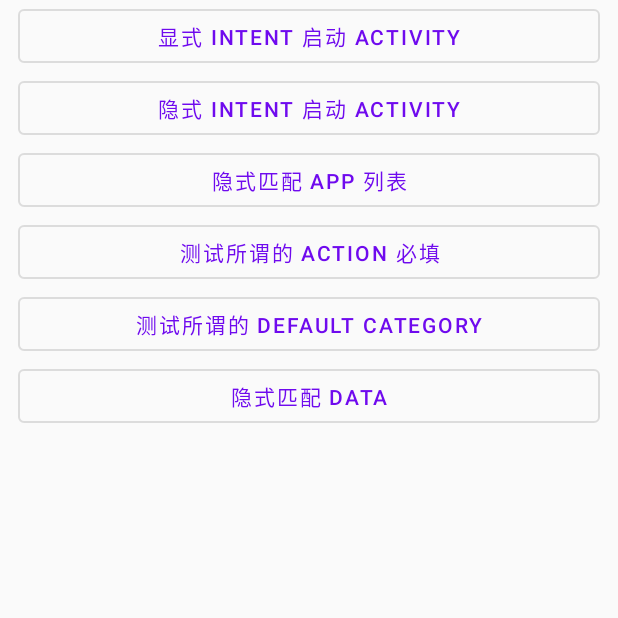
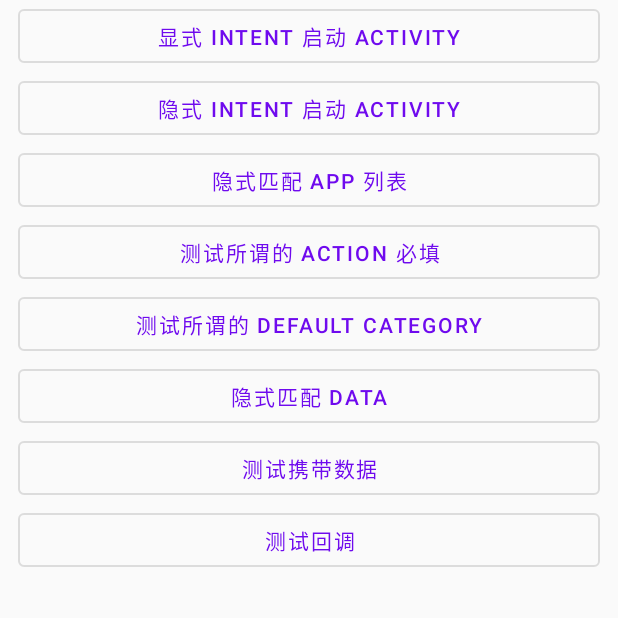
Before and after one commit to KunMinX/Relearn-Android, an Android app: the IntentTestActivity screen opened directly, with no data from a screen before it, after a tap on "显式 INTENT 启动 ACTIVITY", on a phone screen of 412 x 824 dp, the top half of it. Run offline under Robolectric (Android 15) with nearby library versions, the phone set to English and light mode, and no system bars.

Commit message:
补充intent 的测试案例

```diff
--- a/app/src/main/AndroidManifest.xml
+++ b/app/src/main/AndroidManifest.xml
@@ -28,6 +28,8 @@
 
                 <category android:name="com.kunminx.category.two" />
                 <category android:name="android.intent.category.DEFAULT" />
+
+                <data android:scheme="https" />
             </intent-filter>
 
         </activity>
--- a/app/src/main/java/com/kunminx/basicfacttesting/test02_intent_test/IntentTestActivity.java
+++ b/app/src/main/java/com/kunminx/basicfacttesting/test02_intent_test/IntentTestActivity.java
@@ -6,9 +6,14 @@ import android.os.Bundle;
 import android.view.View;
 import android.widget.Button;
 
+import androidx.annotation.Nullable;
 import androidx.appcompat.app.AppCompatActivity;
 
 import com.kunminx.basicfacttesting.R;
+import com.kunminx.basicfacttesting.TestMainActivity;
+
+import static android.content.Intent.FLAG_ACTIVITY_CLEAR_TOP;
+import static android.content.Intent.FLAG_ACTIVITY_NEW_TASK;
 
 
 /**
@@ -16,7 +21,17 @@ import com.kunminx.basicfacttesting.R;
  */
 public class IntentTestActivity extends AppCompatActivity {
 
-    private Button mBtnTestImAty, mBtnTestList, mBtnTestExAty, mBtnTestData, mBtnTestCategory, mBtnTestAction;
+    private Button
+            mBtnTestImAty,//隐式启动
+            mBtnTestExAty,//显式启动
+            mBtnTestList,//隐式启动，弹出匹配的组件列表
+            mBtnTestAction,//测试 ACTION 匹配
+            mBtnTestCategory,//测试 Category 匹配
+            mBtnTestData,//测试 Data 匹配
+            mBtnTestInit,//测试携带数据
+            mBtnTestCallback;//测试回调
+
+    private static final int REQUEST_CODE = 1;
 
 
     @Override
@@ -31,10 +46,14 @@ public class IntentTestActivity extends AppCompatActivity {
         mBtnTestCategory = (Button) findViewById(R.id.btn_implicitly_category);
         mBtnTestData = (Button) findViewById(R.id.btn_implicitly_data);
 
+        mBtnTestInit = (Button) findViewById(R.id.btn_for_init_data);
+        mBtnTestCallback = (Button) findViewById(R.id.btn_for_callback);
+
         mBtnTestExAty.setOnClickListener(new View.OnClickListener() {
             @Override
             public void onClick(View v) {
-                startActivity(new Intent(IntentTestActivity.this, IntentTestTwoActivity.class));
+                Intent intent = new Intent(IntentTestActivity.this, IntentTestTwoActivity.class);
+                startActivity(intent);
             }
         });
 
@@ -54,12 +73,11 @@ public class IntentTestActivity extends AppCompatActivity {
             @Override
             public void onClick(View v) {
                 Intent intent = new Intent();
-//                intent.setDataAndType(Uri.parse("https://"), "image/*");
-//                intent.setAction("android.intent.action.VIEW");
-                intent.setType("*/*");
+                intent.setAction(Intent.ACTION_SEND);
+                intent.putExtra(Intent.EXTRA_TEXT, "我是被发送的文本");
+                intent.setType("text/plain");
                 if (intent.resolveActivity(getPackageManager()) != null) {
                     startActivity(intent);
-//                    getPackageManager().queryIntentActivities(intent, PackageManager.MATCH_DEFAULT_ONLY);
                 }
             }
         });
@@ -67,14 +85,25 @@ public class IntentTestActivity extends AppCompatActivity {
         mBtnTestAction.setOnClickListener(new View.OnClickListener() {
             @Override
             public void onClick(View v) {
-
+                Intent intent = new Intent();
+                intent.setAction(Intent.ACTION_SEND);
+                intent.putExtra(Intent.EXTRA_TEXT, "我是被发送的文本");
+                intent.setType("text/plain");
+                if (intent.resolveActivity(getPackageManager()) != null) {
+                    startActivity(intent);
+                }
             }
         });
 
         mBtnTestCategory.setOnClickListener(new View.OnClickListener() {
             @Override
             public void onClick(View v) {
-
+                Intent intent = new Intent();
+                intent.setAction("com.kunminx.action.two");
+                intent.addCategory("com.kunminx.category.two");
+                if (intent.resolveActivity(getPackageManager()) != null) {
+                    startActivity(intent);
+                }
             }
         });
 
@@ -89,6 +118,34 @@ public class IntentTestActivity extends AppCompatActivity {
             }
         });
 
+        mBtnTestInit.setOnClickListener(new View.OnClickListener() {
+            @Override
+            public void onClick(View v) {
+                Intent intent = new Intent(IntentTestActivity.this, IntentTestTwoActivity.class);
+                intent.putExtra(IntentTestTwoActivity.INIT_DATA, 1);
+                startActivity(intent);
+            }
+        });
+
+        mBtnTestCallback.setOnClickListener(new View.OnClickListener() {
+            @Override
+            public void onClick(View v) {
+                Intent intent = new Intent(IntentTestActivity.this, IntentTestTwoActivity.class);
+                startActivityForResult(intent, REQUEST_CODE);
+            }
+        });
     }
 
+
+    @Override
+    protected void onActivityResult(int requestCode, int resultCode, @Nullable Intent data) {
+        super.onActivityResult(requestCode, resultCode, data);
+        if (requestCode == REQUEST_CODE && resultCode == RESULT_OK) {
+            if (data != null) {
+                //此处拿到的 callbackData 会是 IntentTestTwoActivity 传过来的 123.
+                int callbackData = data.getIntExtra(IntentTestTwoActivity.CALLBACK_DATA, 0);
+                System.out.println(callbackData);
+            }
+        }
+    }
 }
--- a/app/src/main/java/com/kunminx/basicfacttesting/test02_intent_test/IntentTestTwoActivity.java
+++ b/app/src/main/java/com/kunminx/basicfacttesting/test02_intent_test/IntentTestTwoActivity.java
@@ -18,11 +18,21 @@ public class IntentTestTwoActivity extends AppCompatActivity {
 
     private Button mBtnTestImAty, mBtnTestList, mBtnTestExAty, mBtnTestData, mBtnTestCategory, mBtnTestAction;
 
+    public static final String INIT_DATA = "INIT_DATA";
+    public static final String CALLBACK_DATA = "CALLBACK_DATA";
 
     @Override
     protected void onCreate(final Bundle savedInstanceState) {
         super.onCreate(savedInstanceState);
         setContentView(R.layout.activity_test_intent);
+
+        Intent intent = getIntent();
+
+        //此处拿到的 initData 会是 IntentTestActivity 传过来的 1.
+        int initData = intent.getIntExtra(INIT_DATA, 0);
+
+        System.out.println(initData);
+
         mBtnTestExAty = (Button) findViewById(R.id.btn_explicitly_aty);
         mBtnTestImAty = (Button) findViewById(R.id.btn_implicitly_aty);
         mBtnTestList = (Button) findViewById(R.id.btn_implicitly_list);
@@ -75,5 +85,12 @@ public class IntentTestTwoActivity extends AppCompatActivity {
 
     }
 
-
+    @Override
+    public void onBackPressed() {
+        super.onBackPressed();
+        Intent intent = new Intent();
+        intent.putExtra(CALLBACK_DATA, 123);
+        setResult(RESULT_OK, intent);
+        finish();
+    }
 }
--- a/app/src/main/res/layout/activity_test_intent.xml
+++ b/app/src/main/res/layout/activity_test_intent.xml
@@ -62,6 +62,24 @@
             android:layout_marginRight="12dp"
             android:text="隐式匹配 data" />
 
+        <com.google.android.material.button.MaterialButton
+            android:id="@+id/btn_for_init_data"
+            style="@style/Widget.MaterialComponents.Button.OutlinedButton"
+            android:layout_width="match_parent"
+            android:layout_height="wrap_content"
+            android:layout_marginLeft="12dp"
+            android:layout_marginRight="12dp"
+            android:text="测试携带数据" />
+
+        <com.google.android.material.button.MaterialButton
+            android:id="@+id/btn_for_callback"
+            style="@style/Widget.MaterialComponents.Button.OutlinedButton"
+            android:layout_width="match_parent"
+            android:layout_height="wrap_content"
+            android:layout_marginLeft="12dp"
+            android:layout_marginRight="12dp"
+            android:text="测试回调" />
+
     </LinearLayout>
 
 </ScrollView>
```
